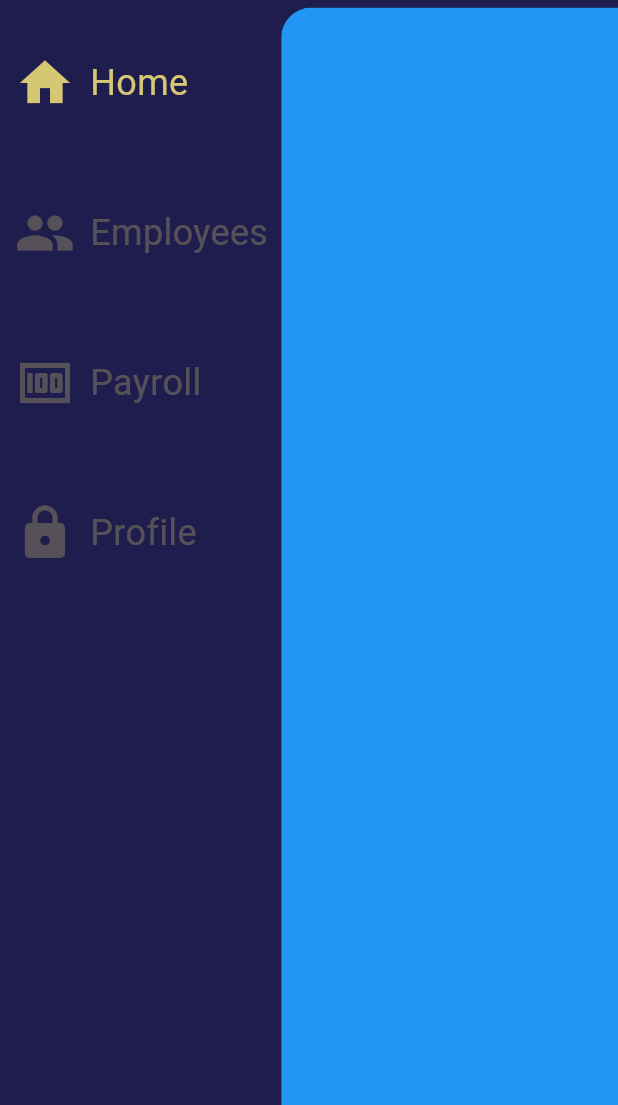
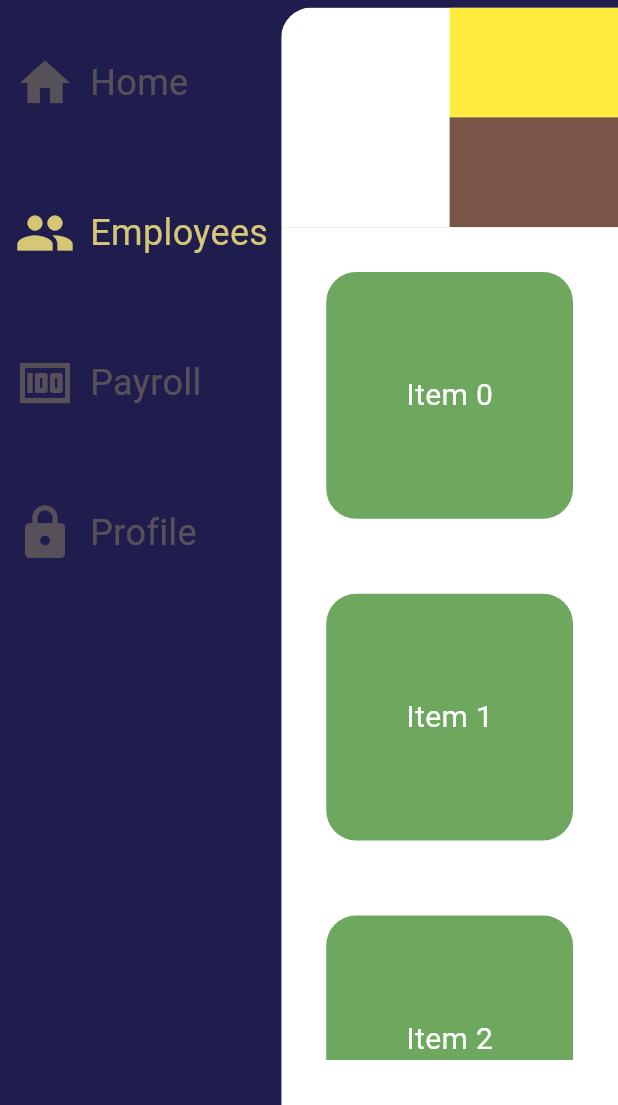
Before and after one commit to vincentmworia/hemrock_security_services_hr_system, a Flutter app: the screen it shows after launch, after a tap on the "menu" icon, on a phone screen of 412 x 824 dp, the part 131-1236 px from its top. Run offline on Flutter 3.47's test engine with Material 3 defaults, Android fonts, the phone set to English and light mode, and no system bars.

Commit message:
6_Employees Page V1

```diff
--- /dev/null
+++ b/lib/screens/detailed_view/employees_page.dart
@@ -0,0 +1,97 @@
+import 'dart:ui';
+
+import 'package:flutter/cupertino.dart';
+import 'package:flutter/material.dart';
+
+import '../../main.dart';
+
+class EmployeesPage extends StatelessWidget {
+  const EmployeesPage({super.key});
+
+  static List<String> items = List.generate(100, (index) => 'Item $index');
+
+  @override
+  Widget build(BuildContext context) {
+    return ClipRRect(
+        borderRadius: const BorderRadius.only(topLeft: Radius.circular(20.0)),
+        child: LayoutBuilder(builder: (context, constraintsMainFrame) {
+          return Column(
+            children: <Widget>[
+              Container(
+                height: constraintsMainFrame.maxHeight * 0.2,
+                width: constraintsMainFrame.maxWidth,
+                color: Colors.white,
+                child: LayoutBuilder(
+                  builder: (context, constraints) {
+                    return Row(
+                      children: [
+                        Column(
+                          children: [
+                            SizedBox(
+                              height: constraints.maxHeight * 0.5,
+                              width: constraints.maxWidth * 0.5,
+                              // todo Note the title
+                            ),
+                            Container(
+                              height: constraints.maxHeight * 0.5,
+                              width: constraints.maxWidth * 0.5,
+                              // todo Note the button
+
+                            ),
+                          ],
+                        ),
+                        Column(
+                          children: [
+                            Container(
+                              height: constraints.maxHeight * 0.5,
+                              width: constraints.maxWidth * 0.5,
+                              color: Colors.yellow,
+                            ),
+                            Container(
+                              height: constraints.maxHeight * 0.5,
+                              width: constraints.maxWidth * 0.5,
+                              color: Colors.brown,
+                            ),
+                          ],
+                        ),
+                      ],
+                    );
+                  },
+                ),
+              ),
+              Expanded(
+                child: Container(
+                  color: Colors.white,
+                  child: Padding(
+                    padding: const EdgeInsets.all(30.0),
+                    child: GridView.builder(
+                      physics: const BouncingScrollPhysics(),
+                      gridDelegate:
+                          const SliverGridDelegateWithMaxCrossAxisExtent(
+                              maxCrossAxisExtent: 200.0,
+                              mainAxisSpacing: 50.0,
+                              crossAxisSpacing: 50.0),
+                      itemCount: items.length,
+                      itemBuilder: (context, index) {
+                        return Container(
+                          alignment: Alignment.center,
+                          decoration: BoxDecoration(
+                            color: appSecondaryColor2,
+                            borderRadius: BorderRadius.circular(20.0),
+                          ),
+                          child: Text(
+                            items[index],
+                            style: const TextStyle(
+                                color: Colors.white, fontSize: 20),
+                          ),
+                        );
+                      },
+                    ),
+                  ),
+                ),
+              )
+            ],
+          );
+        }));
+  }
+}
--- a/lib/screens/data/home_page.dart
+++ b/lib/screens/detailed_view/home_page.dart
@@ -1,14 +1,12 @@
 import 'package:flutter/material.dart';
+
+import '../template_screen.dart';
 
 class HomePage extends StatelessWidget {
   const HomePage({super.key});
 
   @override
   Widget build(BuildContext context) {
-    return ClipRRect(
-        borderRadius: const BorderRadius.only(topLeft: Radius.circular(20.0)),
-        child: Container(
-          color: Colors.blue,
-        ));
+    return const TemplateScreenView('Home Page View');
   }
 }
--- a/lib/screens/main_screen.dart
+++ b/lib/screens/main_screen.dart
@@ -3,10 +3,10 @@ import 'package:flutter/material.dart';
 import '../main.dart';
 import '../widgets/left_pane_navigation.dart';
 import '../widgets/main_screen_title.dart';
-import './data/employees_page.dart';
-import './data/home_page.dart';
-import './data/payroll_page.dart';
-import './data/profile_page.dart';
+import './detailed_view/employees_page.dart';
+import './detailed_view/home_page.dart';
+import './detailed_view/payroll_page.dart';
+import './detailed_view/profile_page.dart';
 
 enum PageDisplay {
   home,
@@ -27,7 +27,7 @@ class _MainScreenState extends State<MainScreen> {
   static const extendPaneFactor = 2.5;
 
   var _extendPane = false;
-  var _currentPage = PageDisplay.home;
+  var _currentPage = PageDisplay.employees;
 
   void windowIconPressed() {
     setState(() {
--- a/pubspec.yaml
+++ b/pubspec.yaml
@@ -66,7 +66,7 @@ flutter:
   # An image asset can refer to one or more resolution-specific "variants", see
   # https://flutter.dev/assets-and-images/#resolution-aware
 
-  # For details regarding adding assets from package dependencies, see
+  # For detail_view regarding adding assets from package dependencies, see
   # https://flutter.dev/assets-and-images/#from-packages
 
   # To add custom fonts to your application, add a fonts section here,
@@ -86,5 +86,5 @@ flutter:
   #       - asset: fonts/TrajanPro_Bold.ttf
   #         weight: 700
   #
-  # For details regarding fonts from package dependencies,
+  # For detail_view regarding fonts from package dependencies,
   # see https://flutter.dev/custom-fonts/#from-packages
```
Also changed, not shown: lib/dummy_data.dart (added, +233 -0 lines), lib/models/family_data.dart (+2 -12 lines), lib/models/office_details.dart (+7 -2 lines), lib/models/payment_data.dart (+22 -11 lines), lib/screens/data/employees_page.dart (deleted, +0 -30 lines), lib/screens/data/profile_page.dart (deleted, +0 -12 lines), lib/screens/detailed_view/profile_page.dart (added, +16 -0 lines), lib/screens/detailed_view/payroll_page.dart (renamed from lib/screens/data/payroll_page.dart), 2 other files.
